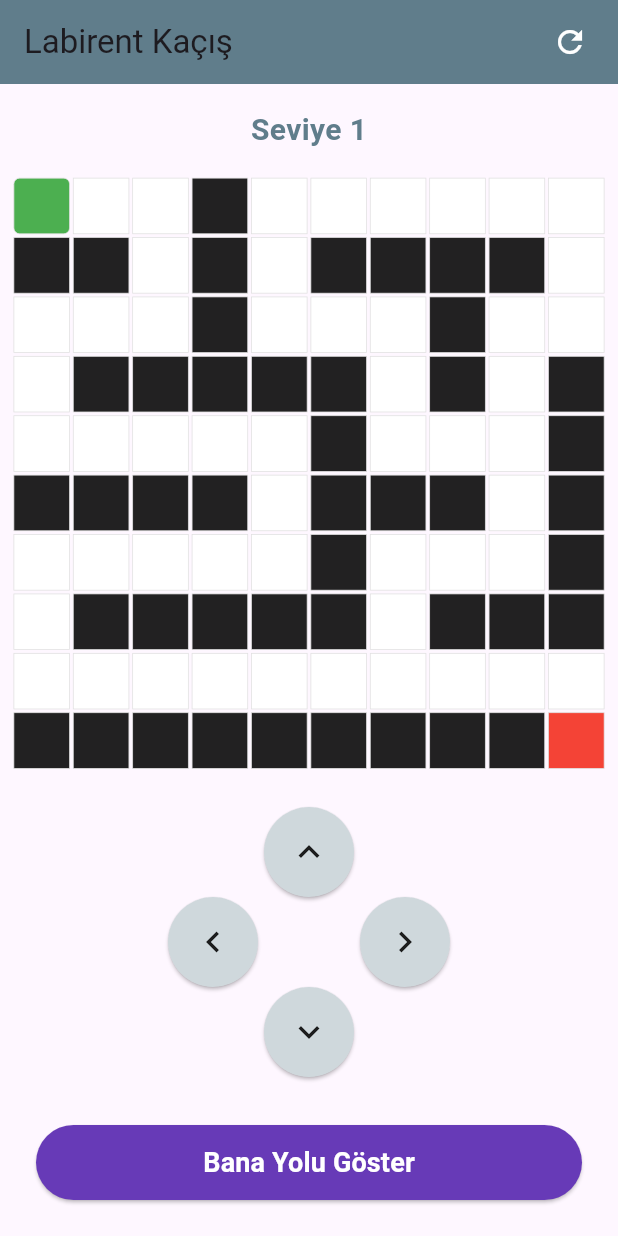
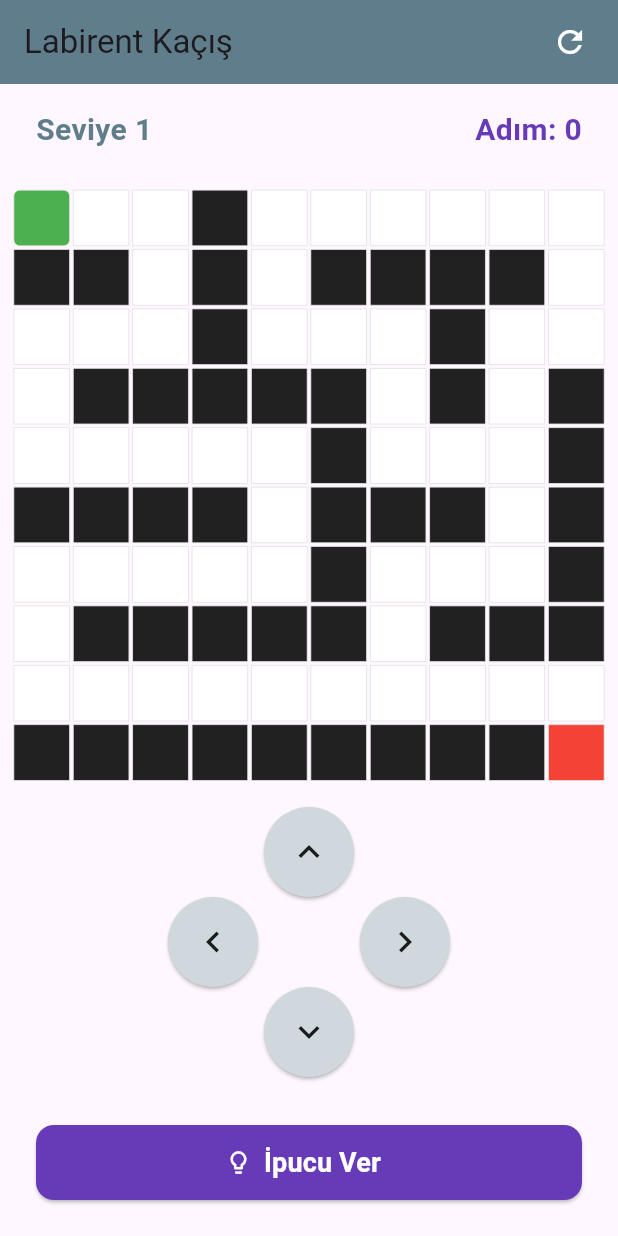
Before and after one commit to YusufAyvaz202/Tech4, a Flutter app: the MazeEscapeScreen screen opened directly, on a phone screen of 412 x 824 dp. Run offline on Flutter 3.47's test engine with Material 3 defaults, Android fonts, the light colour scheme and no system bars.

Commit message:
Add step counter and hint path UI
Introduce a step counter and hint-path support across the game. MazeGameController now tracks currentSteps and hintPath, resets/clears them on new level and increments/clears hints on player moves. The victory dialog and top info bar display the step count, the refresh/next controls were polished, and the 'Bana Yolu Göster' button was replaced with an iconed 'İpucu Ver' button (TODO: call A* and populate hintPath with first steps). MazeGridBoard gained a hintPath parameter and highlights hint cells in amber. Also minor UI polish (rounded dialog, button shapes, icons) and small import/comment cleanup.

```diff
--- a/lib/maze_escape/controllers/maze_game_controller.dart
+++ b/lib/maze_escape/controllers/maze_game_controller.dart
@@ -1,5 +1,5 @@
 import 'package:flutter/material.dart';
-import '../data/maze_levels.dart'; // Yeni veri sınıfımızı dahil ettik
+import '../data/maze_levels.dart';
 
 class MazeGameController extends ChangeNotifier {
   int playerRow = 0;
@@ -7,16 +7,20 @@ class MazeGameController extends ChangeNotifier {
   bool isGameWon = false;
 
   int currentMazeIndex = 0;
+  int currentSteps = 0; // Yeni: Adım sayacı
+
   List<List<int>> maze = [];
+  List<List<int>> hintPath = []; // Yeni: İpucu koordinatlarını tutacak liste [[satir, sutun], [satir, sutun]]
 
   MazeGameController() {
     resetGame();
   }
 
   void resetGame() {
-    // Haritaları artık MazeLevels sınıfından çekiyoruz
     maze = MazeLevels.levels[currentMazeIndex].map((row) => List<int>.from(row)).toList();
     isGameWon = false;
+    currentSteps = 0;    // Yeni: Bölüm başında adımı sıfırla
+    hintPath.clear();    // Yeni: Bölüm başında ipuçlarını temizle
     _findPlayerStartPosition();
     notifyListeners();
   }
@@ -56,6 +60,9 @@ class MazeGameController extends ChangeNotifier {
     playerCol = newCol;
     maze[playerRow][playerCol] = 2;
 
+    currentSteps++; // Yeni: Karakter her başarılı hareketinde adımı 1 artır
+    hintPath.clear(); // Yeni: Oyuncu hareket ettiğinde eski ipucunu ekrandan sil
+
     notifyListeners();
   }
 }
--- a/lib/maze_escape/screens/maze_escape_screen.dart
+++ b/lib/maze_escape/screens/maze_escape_screen.dart
@@ -34,15 +34,26 @@ class _MazeEscapeScreenState extends State<MazeEscapeScreen> {
       context: context,
       barrierDismissible: false,
       builder: (context) => AlertDialog(
-        title: const Text('Bölüm Tamamlandı!'),
-        content: const Text('Harika iş çıkardın. Sıradaki labirente geçiliyor...'),
+        shape: RoundedRectangleBorder(borderRadius: BorderRadius.circular(16)), // Şık köşeler
+        title: Row(
+          children: const [
+            Icon(Icons.emoji_events, color: Colors.amber, size: 32),
+            SizedBox(width: 8),
+            Text('Tebrikler!'),
+          ],
+        ),
+        // Adım sayısını bildirimin içine ekledik
+        content: Text(
+          'Labirenti ${_controller.currentSteps} adımda başarıyla tamamladın!',
+          style: const TextStyle(fontSize: 16),
+        ),
         actions: [
           TextButton(
             onPressed: () {
               Navigator.of(context).pop();
-              _controller.loadNextMaze(); // Tamam'a basınca resetGame DEĞİL, sonraki labirenti yükle
+              _controller.loadNextMaze();
             },
-            child: const Text('Sonraki Bölüm'),
+            child: const Text('Sonraki Bölüm', style: TextStyle(fontSize: 16)),
           ),
         ],
       ),
@@ -56,7 +67,6 @@ class _MazeEscapeScreenState extends State<MazeEscapeScreen> {
         title: const Text('Labirent Kaçış'),
         backgroundColor: Colors.blueGrey,
         actions: [
-          // Sağ üst köşedeki yuvarlak yenileme/değiştirme butonu
           IconButton(
             icon: const Icon(Icons.refresh, color: Colors.white),
             tooltip: 'Farklı Labirent Yükle',
@@ -64,7 +74,7 @@ class _MazeEscapeScreenState extends State<MazeEscapeScreen> {
               _controller.loadNextMaze();
             },
           ),
-          const SizedBox(width: 8), // Sağdan hafif boşluk
+          const SizedBox(width: 8),
         ],
       ),
       body: ListenableBuilder(
@@ -72,18 +82,31 @@ class _MazeEscapeScreenState extends State<MazeEscapeScreen> {
         builder: (context, child) {
           return Column(
             children: [
-              // Hangi seviyede olduğumuzu gösteren küçük bir bilgi yazısı
+              // Üst bilgi paneli: Seviye ve Adım Sayacı
               Padding(
-                padding: const EdgeInsets.only(top: 16.0),
-                child: Text(
-                  'Seviye ${_controller.currentMazeIndex + 1}',
-                  style: const TextStyle(fontSize: 20, fontWeight: FontWeight.bold, color: Colors.blueGrey),
+                padding: const EdgeInsets.symmetric(horizontal: 24.0, vertical: 16.0),
+                child: Row(
+                  mainAxisAlignment: MainAxisAlignment.spaceBetween,
+                  children: [
+                    Text(
+                      'Seviye ${_controller.currentMazeIndex + 1}',
+                      style: const TextStyle(fontSize: 20, fontWeight: FontWeight.bold, color: Colors.blueGrey),
+                    ),
+                    Text(
+                      'Adım: ${_controller.currentSteps}',
+                      style: const TextStyle(fontSize: 20, fontWeight: FontWeight.bold, color: Colors.deepPurple),
+                    ),
+                  ],
                 ),
               ),
 
               Expanded(
                 child: Center(
-                  child: MazeGridBoard(maze: _controller.maze),
+                  // Hint listesini board'a gönderiyoruz
+                  child: MazeGridBoard(
+                    maze: _controller.maze,
+                    hintPath: _controller.hintPath,
+                  ),
                 ),
               ),
 
@@ -99,18 +122,22 @@ class _MazeEscapeScreenState extends State<MazeEscapeScreen> {
                 child: SizedBox(
                   width: double.infinity,
                   height: 50,
-                  child: ElevatedButton(
+                  child: ElevatedButton.icon(
                     style: ElevatedButton.styleFrom(
                       backgroundColor: Colors.deepPurple,
                       foregroundColor: Colors.white,
+                      shape: RoundedRectangleBorder(borderRadius: BorderRadius.circular(12)),
+                    ),
+                    // "Yolu Göster" yerine "İpucu Ver" ikonlu buton
+                    icon: const Icon(Icons.lightbulb_outline),
+                    label: const Text(
+                      'İpucu Ver',
+                      style: TextStyle(fontSize: 18, fontWeight: FontWeight.bold),
                     ),
                     onPressed: () {
-                      print("A* Algoritması başlatılıyor...");
+                      print("A* Algoritması başlatılıyor ve ilk 3 adım sarıya boyanacak...");
+                      // TODO: A* fonksiyonu çağrılıp dönen sonucun ilk 3'ü hintPath'e eklenecek
                     },
-                    child: const Text(
-                      'Bana Yolu Göster',
-                      style: TextStyle(fontSize: 18, fontWeight: FontWeight.bold),
-                    ),
                   ),
                 ),
               )
--- a/lib/maze_escape/widgets/maze_grid_board.dart
+++ b/lib/maze_escape/widgets/maze_grid_board.dart
@@ -2,8 +2,13 @@ import 'package:flutter/material.dart';
 
 class MazeGridBoard extends StatelessWidget {
   final List<List<int>> maze;
+  final List<List<int>> hintPath; // Yeni: İpucu listesini dışarıdan alıyoruz
 
-  const MazeGridBoard({Key? key, required this.maze}) : super(key: key);
+  const MazeGridBoard({
+    Key? key,
+    required this.maze,
+    required this.hintPath, // Constructor'a eklendi
+  }) : super(key: key);
 
   @override
   Widget build(BuildContext context) {
@@ -22,6 +27,9 @@ class MazeGridBoard extends StatelessWidget {
             int col = index % maze[0].length;
             int cellValue = maze[row][col];
 
+            // Yeni: Bu kare ipucu listesinde var mı diye kontrol ediyoruz
+            bool isHint = hintPath.any((pos) => pos[0] == row && pos[1] == col);
+
             Color cellColor;
             if (cellValue == 1) {
               cellColor = Colors.black87;
@@ -29,6 +37,8 @@ class MazeGridBoard extends StatelessWidget {
               cellColor = Colors.green;
             } else if (cellValue == 3) {
               cellColor = Colors.red;
+            } else if (isHint) {
+              cellColor = Colors.amber.shade300; // Yeni: İpucu karesinin rengi (Sarı)
             } else {
               cellColor = Colors.white;
             }
```
